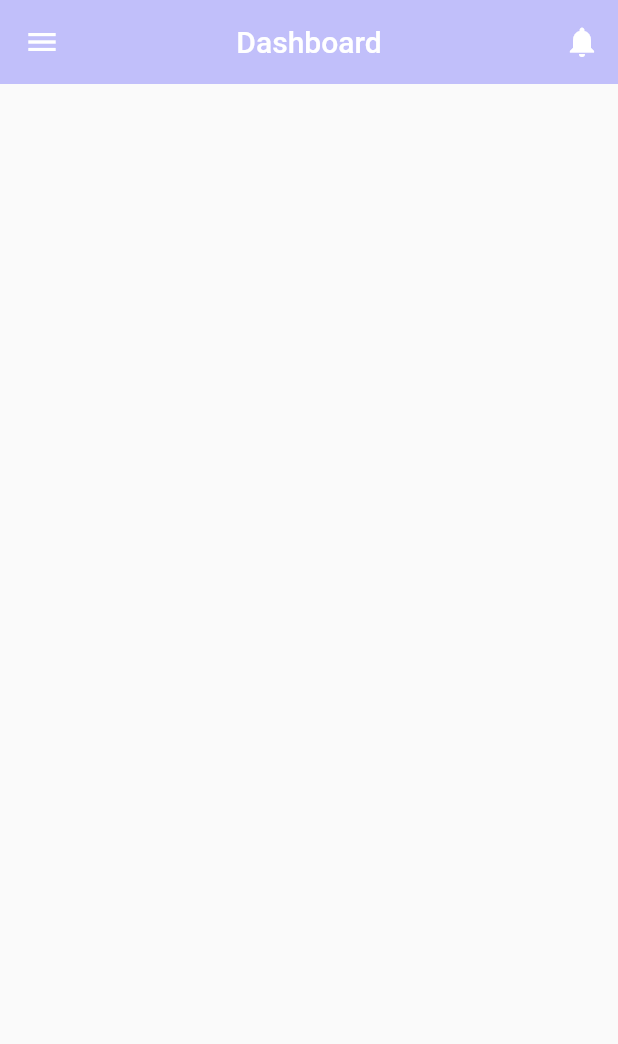
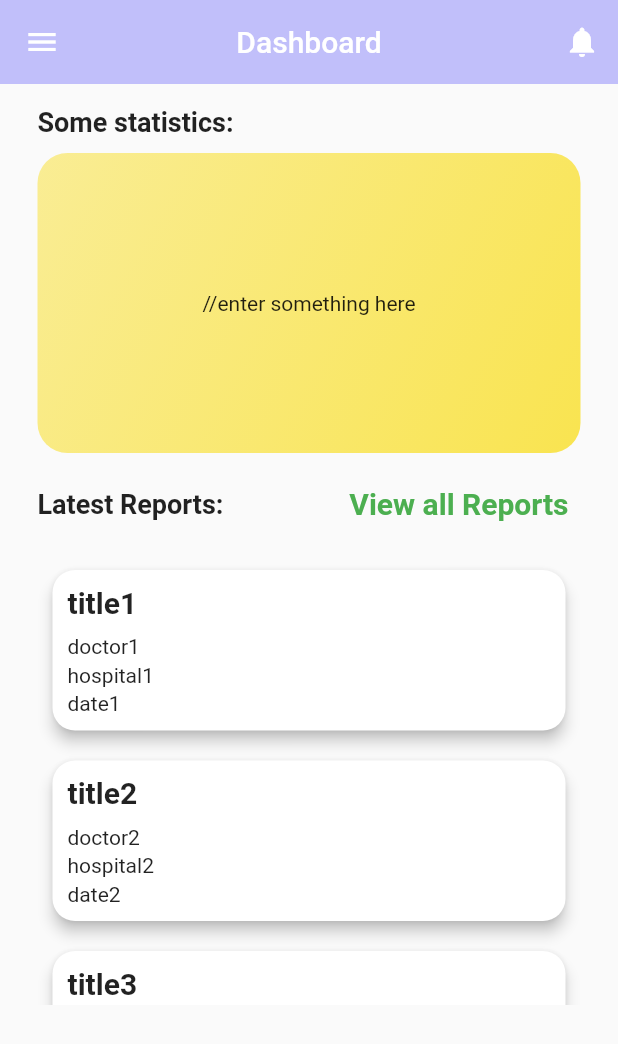
Before and after one commit to Cyrusroy001/project-autopsy-hacknitr3.0, a Flutter app: the PatientDashboard screen opened by its route, on a phone screen of 412 x 824 dp. Shown: the top 1044 px of the screen. Run offline on Flutter 3.47's test engine with Material 2 defaults, Android fonts, the light colour scheme and no system bars; our stand-ins replace firebase_auth; accounts and stored records are empty.

Commit message:
patient app basic UI completed

```diff
--- a/lib/main.dart
+++ b/lib/main.dart
@@ -6,6 +6,8 @@ import 'package:project_autopsy/screens/patient/firsttimeuser/AllStepsPage.dart'
 import 'package:project_autopsy/screens/patient/firsttimeuser/CreateAccountPage.dart';
 import 'package:project_autopsy/screens/patient/firsttimeuser/Finishing%20Page.dart';
 import 'package:project_autopsy/screens/patient/firsttimeuser/PatientOrDoctorPage.dart';
+import 'package:project_autopsy/screens/patient/patient_all_reports_page.dart';
+import 'package:project_autopsy/screens/patient/report_detail_page.dart';
 
 void main() {
   runApp(MyApp());
@@ -33,6 +35,8 @@ class MyApp extends StatelessWidget {
         '/PatientOrDoctorPage' : (context) => PatientOrDoctor(),
         '/CreateAccountPage' : (context) => CreateAccountPage(),
         '/FinishingPage' : (context) => FinishingPage(),
+        '/PatientAllReportsPage' : (context) => PatientAllReportsPage(),
+        '/ReportDetailPage' : (context) => ReportDetailPage(),
       },
     );
   }
--- a/lib/screens/patient/PatientDashboard.dart
+++ b/lib/screens/patient/PatientDashboard.dart
@@ -2,6 +2,7 @@
 
 import 'package:flutter/cupertino.dart';
 import 'package:flutter/material.dart';
+import 'package:project_autopsy/widgets/report.dart';
 
 class PatientDashboard extends StatefulWidget {
   @override
@@ -29,11 +30,99 @@ class _PatientDashboardState extends State<PatientDashboard> {
           ),
         ],
       ),
-      body: Center(
-        child: SafeArea(
-          child: Container(
-            padding: EdgeInsets.fromLTRB(25, 50, 25, 25),
-            child: Column(),
+      body: SafeArea(
+        child: Container(
+          padding: EdgeInsets.fromLTRB(25, 15, 25, 25),
+          child: Column(
+            crossAxisAlignment: CrossAxisAlignment.start,
+            children: [
+              Text(
+                'Some statistics: ',
+                style: TextStyle(
+                  fontSize: 18,
+                  fontWeight: FontWeight.bold,
+                ),
+              ),
+              SizedBox(
+                height: 10,
+              ),
+              Container(
+                width: double.infinity,
+                height: 200,
+                // color: Theme.of(context).accentColor,
+                decoration: BoxDecoration(
+                  gradient: LinearGradient(
+                    colors: [
+                      Theme.of(context).accentColor.withOpacity(0.6),
+                      Theme.of(context).accentColor,
+                    ],
+                    begin: Alignment.topLeft,
+                    end: Alignment.bottomRight,
+                  ),
+                  borderRadius: BorderRadius.circular(20),
+                ),
+                child: Center(
+                  child: Text('//enter something here'),
+                ),
+              ),
+              SizedBox(
+                height: 10,
+              ),
+              Row(
+                mainAxisAlignment: MainAxisAlignment.spaceBetween,
+                children: [
+                  Text(
+                    'Latest Reports: ',
+                    style: TextStyle(
+                      fontSize: 18,
+                      fontWeight: FontWeight.bold,
+                    ),
+                  ),
+                  TextButton(
+                    onPressed: () {
+                      Navigator.pushNamed(
+                          context, '/PatientAllReportsPage');
+                    },
+                    child: Text(
+                      'View all Reports',
+                      style: TextStyle(
+                        fontSize: 20,
+                        fontWeight: FontWeight.bold,
+                        color: Colors.green,
+                      ),
+                    ),
+                  ),
+                ],
+              ),
+              SizedBox(
+                height: 10,
+              ),
+              SizedBox(
+                height: 300,
+                child: ListView(
+                  children: [
+                    Report(
+                      title: 'title1',
+                      hospital: 'hospital1',
+                      doctor: 'doctor1',
+                      date: 'date1',
+                    ),
+                    Report(
+                      title: 'title2',
+                      hospital: 'hospital2',
+                      doctor: 'doctor2',
+                      date: 'date2',
+                    ),
+                    Report(
+                      title: 'title3',
+                      hospital: 'hospita13',
+                      doctor: 'doctor3',
+                      date: 'date3',
+                    ),
+                  ],
+                ),
+              ),
+            ],
           ),
         ),
       ),
--- /dev/null
+++ b/lib/screens/patient/patient_all_reports_page.dart
@@ -0,0 +1,57 @@
+import 'package:flutter/material.dart';
+import 'package:project_autopsy/widgets/report.dart';
+
+class PatientAllReportsPage extends StatelessWidget {
+  @override
+  Widget build(BuildContext context) {
+    return Scaffold(
+      appBar: AppBar(
+        elevation: 0,
+        title: Text('My Reports'),
+        backgroundColor: Theme.of(context).primaryColor,
+      ),
+      body: Container(
+        padding: EdgeInsets.all(20),
+        child: ListView(
+          children: [
+            Report(
+              title: 'title1',
+              hospital: 'hospital1',
+              doctor: 'doctor1',
+              date: 'date1',
+            ),
+            Report(
+              title: 'title2',
+              hospital: 'hospital2',
+              doctor: 'doctor2',
+              date: 'date2',
+            ),
+            Report(
+              title: 'title3',
+              hospital: 'hospital3',
+              doctor: 'doctor3',
+              date: 'date3',
+            ),
+            Report(
+              title: 'title4',
+              hospital: 'hospital4',
+              doctor: 'doctor4',
+              date: 'date4',
+            ),
+            Report(
+              title: 'title5',
+              hospital: 'hospital5',
+              doctor: 'doctor5',
+              date: 'date5',
+            ),Report(
+              title: 'title6',
+              hospital: 'hospital6',
+              doctor: 'doctor6',
+              date: 'date6',
+            ),
+          ],
+        ),
+      ),
+    );
+  }
+}
--- /dev/null
+++ b/lib/widgets/report.dart
@@ -0,0 +1,115 @@
+import 'package:flutter/material.dart';
+
+class Report extends StatelessWidget {
+  final String title;
+  final String hospital;
+  final String doctor;
+  final String date;
+
+  Report({
+    @required this.title,
+    @required this.hospital,
+    @required this.doctor,
+    @required this.date,
+  });
+
+  void showDetails(BuildContext context) {
+    Navigator.of(context).pushNamed(
+      '/ReportDetailPage',
+      arguments: {
+        'title': title,
+        'hospital': hospital,
+        'doctor': doctor,
+        'date': date,
+      },
+    );
+  }
+
+  @override
+  Widget build(BuildContext context) {
+    return InkWell(
+      onTap: () => showDetails(context),
+      child: Card(
+        shape: RoundedRectangleBorder(
+          borderRadius: BorderRadius.circular(15),
+        ),
+        elevation: 4,
+        margin: EdgeInsets.all(10),
+        child: Container(
+          padding: EdgeInsets.only(
+            top: 10,
+            left: 10,
+            bottom: 10,
+          ),
+          // height: 100,
+          width: double.infinity,
+          child: Column(
+            // crossAxisAlignment: CrossAxisAlignment.start,
+            children: [
+              SizedBox(
+                width: double.infinity,
+                child: Container(
+                  child: Text(
+                    title,
+                    style: TextStyle(
+                      fontWeight: FontWeight.bold,
+                      fontSize: 20,
+                    ),
+                    textAlign: TextAlign.left,
+                  ),
+                ),
+              ),
+              SizedBox(
+                height: 10,
+              ),
+              Column(
+                children: [
+                  SizedBox(
+                    width: double.infinity,
+                    child: Container(
+                      child: Text(
+                        doctor,
+                        textAlign: TextAlign.left,
+                      ),
+                    ),
+                  ),
+                  SizedBox(
+                    height: 3,
+                  ),
+                  SizedBox(
+                    width: double.infinity,
+                    child: Container(
+                      child: Text(
+                        hospital,
+                        textAlign: TextAlign.left,
+                      ),
+                    ),
+                  ),
+                  SizedBox(
+                    height: 3,
+                  ),
+
+                  SizedBox(
+                    width: double.infinity,
+                    child: Container(
+                      child: Text(
+                        date,
+                        textAlign: TextAlign.left,
+                      ),
+                    ),
+                  ),
+                  // RaisedButton(
+                  //   onPressed: () {},
+                  //   child: Text('View'),
+                  //   color: Theme.of(context).primaryColor,
+                  //   elevation: 5,
+                  // ),
+                ],
+              ),
+            ],
+          ),
+        ),
+      ),
+    );
+  }
+}
```
Also changed, not shown: lib/screens/patient/report_detail_page.dart (added, +169 -0 lines).
